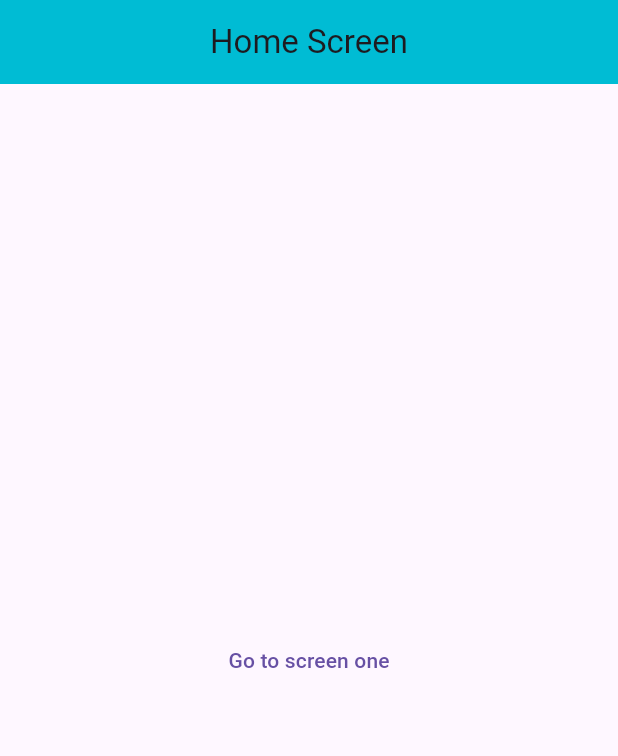
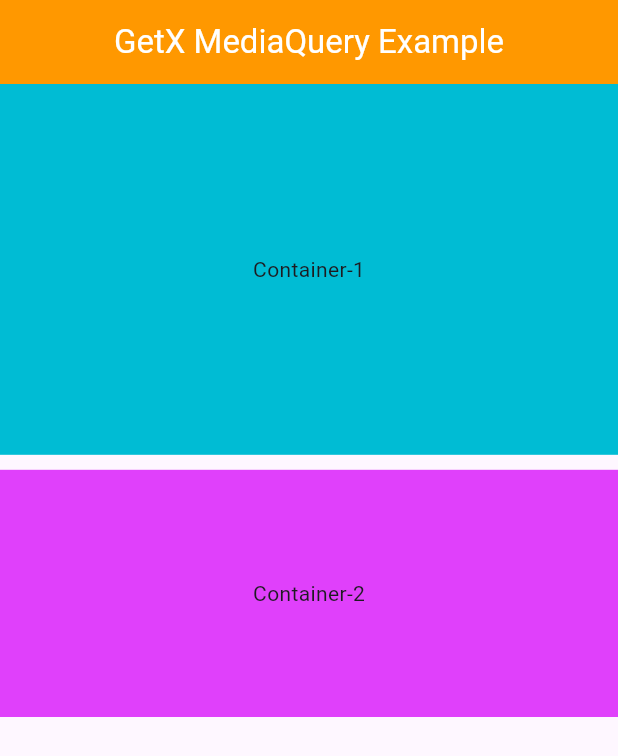
Before and after one commit to Jahid01234/getx_all_code, a Flutter app: the screen it shows after launch, on a phone screen of 412 x 824 dp. Shown: the top 756 px of the screen. Run offline on Flutter 3.47's test engine with Material 3 defaults, Android fonts, the light colour scheme and no system bars; our stand-ins replace get.

Commit message:
-GetX height/width -GetX MediaQuery

```diff
--- a/lib/Routes/app_routes.dart
+++ /dev/null
@@ -1,30 +0,0 @@
-import 'package:get/get.dart';
-import 'package:get_material_app/Routes/routes_name.dart';
-import 'package:get_material_app/first_screen.dart';
-import 'package:get_material_app/home_screen.dart';
-import 'package:get_material_app/second_screen.dart';
-
-class AppRoutes{
-  static final List<GetPage> pages=[
-    GetPage(
-        name: RoutesName.homeScreen,
-        page: ()=> const  HomeScreen(),
-        transition: Transition.leftToRightWithFade,
-        transitionDuration: const Duration(milliseconds: 200),
-    ),
-
-    GetPage(
-        name: RoutesName.firstScreen,
-        page: ()=> const  FirstScreen(),
-        transition: Transition.leftToRightWithFade,
-        transitionDuration: const Duration(milliseconds: 200),
-    ),
-
-    GetPage(
-        name: RoutesName.secondScreen,
-        page: ()=> const SecondScreen(),
-        transition: Transition.leftToRightWithFade,
-        transitionDuration: const Duration(milliseconds: 200),
-    ),
-  ];
-}
--- a/lib/Routes/routes_name.dart
+++ /dev/null
@@ -1,6 +0,0 @@
-
-class RoutesName{
-  static const String homeScreen ='/'; // initialRoutes
-  static const String firstScreen ='/first_screen';
-  static const String secondScreen ='/second_screen';
-}
--- a/lib/home_screen.dart
+++ b/lib/home_screen.dart
@@ -1,7 +1,5 @@
 import 'package:flutter/material.dart';
 import 'package:get/get.dart';
-import 'package:get_material_app/Routes/routes_name.dart';
-
 
 class HomeScreen extends StatefulWidget {
   const HomeScreen({super.key});
@@ -15,27 +13,43 @@
   Widget build(BuildContext context) {
     return Scaffold(
       appBar: AppBar(
-        backgroundColor: Colors.cyan,
-        title: const Text("Home Screen"),
+        backgroundColor: Colors.orange,
+        foregroundColor: Colors.white,
+        title: const Text("GetX MediaQuery Example"),
         centerTitle: true,
       ),
-      body: Center(
-        child: TextButton(
-          child: const Text("Go to screen one"),
-          onPressed: (){
-          // Get.to(const FirstScreen());
+      body: Column(
+        children: [
+          // 1st container
+          Container(
+            // Its normal use for MediaQuery
+            // height: MediaQuery.of(context).size.height * 0.2,
+            // width: MediaQuery.of(context).size.width * 1,
 
-            // Navigate to next screen without pop any screens
-            Get.toNamed(
-                RoutesName.firstScreen,
-                // list
-                arguments: [
-                  "Jahid",
-                  "Hasan"
-                ]
-            );
-          },
-        ),
+            // Here GetX mediaQuery
+            height: Get.height * 0.3,
+            width:  Get.width * 1,
+            decoration: const BoxDecoration(color: Colors.cyan),
+            child: const Center(
+              child: Text("Container-1"),
+            ),
+          ),
+           const SizedBox(height: 10),
+          // 2nd container
+          Container(
+            // // here static value define
+            // height: 50,
+            // width: double.maxFinite,
+
+            // Here GetX mediaQuery
+            height: Get.height * 0.2,
+            width:  Get.width * 1,
+            decoration: const BoxDecoration(color: Colors.purpleAccent),
+            child: const Center(
+              child: Text("Container-2"),
+            ),
+          ),
+        ],
       ),
     );
   }
--- a/lib/main.dart
+++ b/lib/main.dart
@@ -1,6 +1,6 @@
 import 'package:flutter/material.dart';
 import 'package:get/get.dart';
-import 'package:get_material_app/Routes/app_routes.dart';
+import 'package:get_material_app/home_screen.dart';
 
 
 void main() {
@@ -12,10 +12,10 @@
 
   @override
   Widget build(BuildContext context) {
-    return GetMaterialApp(
+    return const GetMaterialApp(
       title: 'GetX Tutorial',
       debugShowCheckedModeBanner: false,
-      getPages: AppRoutes.pages,
+      home: HomeScreen(),
     );
   }
 }
```
Also changed, not shown: lib/first_screen.dart (deleted, +0 -45 lines), lib/second_screen.dart (deleted, +0 -58 lines).
